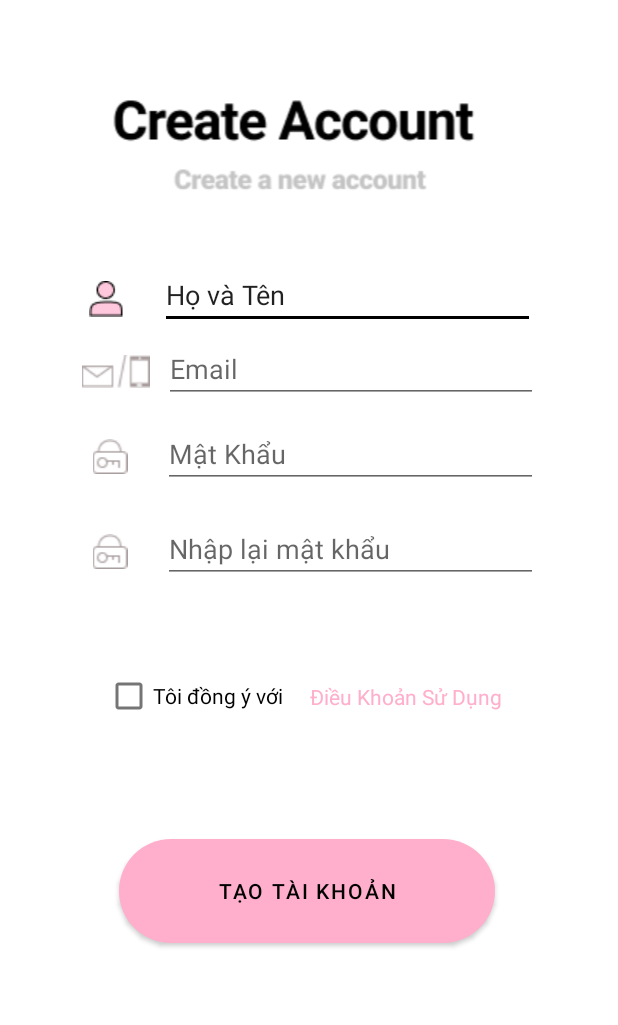
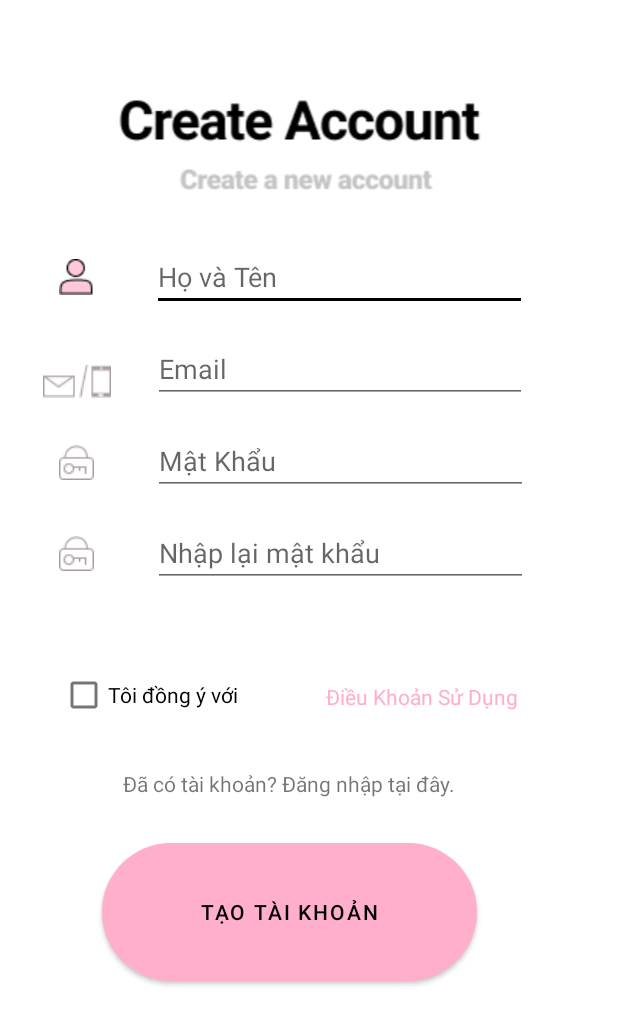
Before and after one commit to nvhieu-04/android-b4u, an Android app: the layout activity_create_account.xml on its own in the app's theme, with its tools: preview values and no code run, on a phone screen of 412 x 824 dp. Shown: the top 1025 px of the screen. Run offline under Robolectric (Android 15) with nearby library versions, the phone set to English and light mode, and no system bars.

Commit message:
chỉnh sửa

```diff
--- a/app/src/main/AndroidManifest.xml
+++ b/app/src/main/AndroidManifest.xml
@@ -10,10 +10,10 @@
         android:supportsRtl="true"
         android:theme="@style/Theme.B4u">
         <activity
-            android:name=".CreateAccountActivity"
+            android:name=".LoginActivity"
             android:exported="true" />
         <activity
-            android:name=".LoginActivity"
+            android:name=".MainActivity"
             android:exported="true" />
         <activity
             android:name=".IntroActivity"
@@ -28,7 +28,7 @@
             android:name=".Product_details"
             android:exported="false" />
         <activity
-            android:name=".MainActivity"
+            android:name=".CreateAccountActivity"
             android:exported="true">
             <intent-filter>
                 <action android:name="android.intent.action.MAIN" />
--- a/app/src/main/java/com/example/b4u/CreateAccountActivity.java
+++ b/app/src/main/java/com/example/b4u/CreateAccountActivity.java
@@ -21,7 +21,7 @@ import com.google.firebase.auth.FirebaseAuth;
 public class CreateAccountActivity extends AppCompatActivity {
     EditText fEmail,fName,fPassword,fPasswordAgain;
     Button btnLogin;
-    TextView fTerm;
+    TextView fTerm,fLogin;
     FirebaseAuth firebaseAuth;
     CheckBox fcheckBox;
     @Override
@@ -37,13 +37,21 @@ public class CreateAccountActivity extends AppCompatActivity {
         btnLogin = findViewById(R.id.login_button);
         fTerm = findViewById(R.id.textForgetPassword);
         fcheckBox = findViewById(R.id.checkBox);
+        fLogin = findViewById(R.id.loginScreen);
         firebaseAuth =FirebaseAuth.getInstance();
+
+
         if(firebaseAuth.getCurrentUser() != null)
         {
             startActivity(new Intent(getApplicationContext(),MainActivity.class));
             finish();
         }
-
+        fLogin.setOnClickListener(new View.OnClickListener() {
+            @Override
+            public void onClick(View view) {
+                startActivity(new Intent(getApplicationContext(),LoginActivity.class));
+            }
+        });
         btnLogin.setOnClickListener(new View.OnClickListener() {
             @Override
             public void onClick(View view) {
@@ -62,7 +70,7 @@ public class CreateAccountActivity extends AppCompatActivity {
                 {
                     fPassword.setError("Mật khẩu phải có trên 6 kí tự");
                 }
-                if(password != passwordCheck)
+                if(!password.equals(passwordCheck))
                 {
                     fPassword.setError("Mật khẩu bạn nhập phải trùng nhau");
                 }
@@ -77,7 +85,7 @@ public class CreateAccountActivity extends AppCompatActivity {
 
                         }
                         else {
-                            Toast.makeText(CreateAccountActivity.this,"Lỗi",Toast.LENGTH_SHORT).show();
+                            Toast.makeText(CreateAccountActivity.this,"Lỗi hoặc tài khoản bạn tạo đã tồn tại",Toast.LENGTH_SHORT).show();
                         }
                     }
                 });
--- a/app/src/main/java/com/example/b4u/ThirdFragment.java
+++ b/app/src/main/java/com/example/b4u/ThirdFragment.java
@@ -1,5 +1,6 @@
 package com.example.b4u;
 
+import android.content.Intent;
 import android.os.Bundle;
 
 import androidx.appcompat.app.ActionBar;
@@ -9,6 +10,9 @@ import androidx.fragment.app.Fragment;
 import android.view.LayoutInflater;
 import android.view.View;
 import android.view.ViewGroup;
+import android.widget.Button;
+
+import com.google.firebase.auth.FirebaseAuth;
 
 /**
  * A simple {@link Fragment} subclass.
@@ -47,7 +51,7 @@ public class ThirdFragment extends Fragment {
         fragment.setArguments(args);
         return fragment;
     }
-
+    Button btn_SignOut;
     @Override
     public void onCreate(Bundle savedInstanceState) {
         super.onCreate(savedInstanceState);
@@ -61,6 +65,17 @@ public class ThirdFragment extends Fragment {
     public View onCreateView(LayoutInflater inflater, ViewGroup container,
                              Bundle savedInstanceState) {
         // Inflate the layout for this fragment
-        return inflater.inflate(R.layout.fragment_third, container, false);
+       View v = inflater.inflate(R.layout.fragment_third, container, false);
+       btn_SignOut = v.findViewById(R.id.btnSignOut);
+       btn_SignOut.setOnClickListener(new View.OnClickListener() {
+           @Override
+           public void onClick(View view) {
+               FirebaseAuth.getInstance().signOut();
+               Intent intent = new Intent(getActivity().getApplication(),LoginActivity.class);
+               startActivity(intent);
+           }
+       });
+       return v;
     }
+
 }
--- a/app/src/main/res/layout/activity_create_account.xml
+++ b/app/src/main/res/layout/activity_create_account.xml
@@ -1,46 +1,35 @@
 <?xml version="1.0" encoding="utf-8"?>
-<RelativeLayout xmlns:android="http://schemas.android.com/apk/res/android"
+<androidx.constraintlayout.widget.ConstraintLayout xmlns:android="http://schemas.android.com/apk/res/android"
     xmlns:app="http://schemas.android.com/apk/res-auto"
+    xmlns:tools="http://schemas.android.com/tools"
     android:layout_width="match_parent"
     android:layout_height="match_parent">
-
-    <RelativeLayout
-        android:layout_width="match_parent"
-        android:layout_height="match_parent"
-        android:layout_centerHorizontal="true"
-        android:layout_marginLeft="40dp"
-        android:layout_marginRight="40dp">
-
-
-        <RelativeLayout
-            android:id="@+id/logo_layout"
-            android:layout_width="match_parent"
-            android:layout_height="550dp">
 
 
     <ImageView
         android:id="@+id/intro_image"
         android:layout_width="match_parent"
         android:layout_height="wrap_content"
+        android:layout_marginStart="8dp"
         android:layout_marginTop="60dp"
+        app:layout_constraintEnd_toEndOf="parent"
+        app:layout_constraintStart_toStartOf="parent"
+        app:layout_constraintTop_toTopOf="parent"
         app:srcCompat="@drawable/create_account" />
 
-            <RelativeLayout
-                android:id="@+id/user_name_layout"
-                android:layout_width="match_parent"
-                android:layout_height="wrap_content"
-                android:layout_below="@id/intro_image"
-                android:layout_marginTop="40dp">
 
     <EditText
         android:id="@+id/editTextTextPersonName"
         android:layout_width="250dp"
         android:layout_height="wrap_content"
         android:layout_alignParentEnd="true"
-                    android:layout_marginEnd="15dp"
-                    android:ems="10"
+        android:layout_marginStart="32dp"
+        android:layout_marginTop="28dp"
+        android:hint="Họ và Tên"
         android:inputType="textPersonName"
-                    android:text="Họ và Tên" />
+        app:layout_constraintEnd_toEndOf="parent"
+        app:layout_constraintStart_toStartOf="@+id/intro_image"
+        app:layout_constraintTop_toBottomOf="@+id/intro_image" />
 
     <ImageView
         android:id="@+id/imageView4"
@@ -48,21 +37,11 @@
         android:layout_height="wrap_content"
         android:layout_alignParentStart="true"
         android:layout_alignParentTop="true"
-                    android:layout_marginStart="19dp"
-                    android:layout_marginTop="13dp"
-                    android:layout_marginEnd="19dp"
-                    android:layout_marginBottom="8dp"
+        app:layout_constraintBottom_toBottomOf="@+id/editTextTextPersonName"
+        app:layout_constraintEnd_toStartOf="@+id/editTextTextPersonName"
+        app:layout_constraintStart_toStartOf="parent"
+        app:layout_constraintTop_toTopOf="@+id/editTextTextPersonName"
         app:srcCompat="@drawable/human" />
-
-            </RelativeLayout>
-
-            <RelativeLayout
-                android:id="@+id/email_edit_text"
-                android:layout_width="match_parent"
-                android:layout_height="wrap_content"
-                android:layout_below="@+id/user_name_layout"
-                android:gravity="left">
-
 
     <EditText
         android:id="@+id/editTextEmail"
@@ -70,14 +49,15 @@
         android:layout_height="wrap_content"
         android:layout_alignParentTop="true"
         android:layout_alignParentEnd="true"
-                    android:layout_marginStart="65dp"
-                    android:layout_marginTop="4dp"
-                    android:layout_marginEnd="13dp"
-                    android:layout_marginBottom="0dp"
+        android:layout_marginTop="16dp"
         android:ems="10"
         android:hint="Email"
         android:inputType="textPersonName"
-                    android:textColor="@color/silver" />
+        android:textColor="@color/silver"
+        app:layout_constraintEnd_toEndOf="@+id/editTextTextPersonName"
+        app:layout_constraintHorizontal_bias="1.0"
+        app:layout_constraintStart_toStartOf="@+id/editTextTextPersonName"
+        app:layout_constraintTop_toBottomOf="@+id/editTextTextPersonName" />
 
     <ImageView
         android:id="@+id/imageView6"
@@ -86,21 +66,12 @@
         android:layout_alignTop="@+id/editTextEmail"
         android:layout_alignParentStart="true"
         android:layout_alignParentEnd="true"
-                    android:layout_marginStart="12dp"
-                    android:layout_marginTop="13dp"
-                    android:layout_marginEnd="270dp"
+        android:layout_marginTop="16dp"
+        app:layout_constraintBottom_toBottomOf="@+id/editTextEmail"
+        app:layout_constraintEnd_toStartOf="@+id/editTextEmail"
+        app:layout_constraintStart_toStartOf="parent"
+        app:layout_constraintTop_toTopOf="@+id/editTextEmail"
         app:srcCompat="@drawable/mail" />
-
-
-            </RelativeLayout>
-
-            <RelativeLayout
-                android:id="@+id/enter_pass_layout"
-                android:layout_width="match_parent"
-                android:layout_height="wrap_content"
-                android:layout_below="@id/email_edit_text"
-                android:gravity="center">
-
 
     <EditText
         android:id="@+id/editTextPassword"
@@ -108,34 +79,26 @@
         android:layout_height="wrap_content"
         android:layout_alignParentTop="true"
         android:layout_alignParentEnd="true"
-                    android:layout_marginTop="11dp"
-                    android:layout_marginEnd="13dp"
-                    android:layout_marginBottom="2dp"
+        android:layout_marginTop="16dp"
         android:ems="10"
         android:hint="Mật Khẩu"
-                    android:inputType="textPassword" />
+        android:inputType="textPassword"
+        app:layout_constraintEnd_toEndOf="@+id/editTextEmail"
+        app:layout_constraintHorizontal_bias="0.0"
+        app:layout_constraintStart_toStartOf="@+id/editTextEmail"
+        app:layout_constraintTop_toBottomOf="@+id/editTextEmail" />
 
     <ImageView
         android:id="@+id/imageView5"
         android:layout_width="35dp"
         android:layout_height="wrap_content"
         android:layout_alignParentStart="true"
-                    android:layout_marginStart="16dp"
-                    android:layout_marginTop="24dp"
-                    android:layout_marginEnd="18dp"
-                    android:layout_marginBottom="16dp"
         android:layout_toStartOf="@+id/editTextPassword"
+        app:layout_constraintBottom_toBottomOf="@+id/editTextConfirmPassword"
+        app:layout_constraintEnd_toStartOf="@+id/editTextConfirmPassword"
+        app:layout_constraintStart_toStartOf="parent"
+        app:layout_constraintTop_toTopOf="@+id/editTextConfirmPassword"
         app:srcCompat="@drawable/lock" />
-
-            </RelativeLayout>
-
-            <RelativeLayout
-                android:id="@+id/confirm_pass_layout"
-                android:layout_width="match_parent"
-                android:layout_height="wrap_content"
-                android:layout_below="@id/enter_pass_layout"
-                android:gravity="center">
-
 
     <EditText
         android:id="@+id/editTextConfirmPassword"
@@ -143,23 +106,26 @@
         android:layout_height="wrap_content"
         android:layout_alignParentTop="true"
         android:layout_alignParentEnd="true"
-                    android:layout_marginTop="11dp"
-                    android:layout_marginEnd="13dp"
-                    android:layout_marginBottom="2dp"
+        android:layout_marginTop="16dp"
         android:ems="10"
         android:hint="Nhập lại mật khẩu"
-                    android:inputType="textPassword" />
+        android:inputType="textPassword"
+        app:layout_constraintEnd_toEndOf="@+id/editTextPassword"
+        app:layout_constraintHorizontal_bias="1.0"
+        app:layout_constraintStart_toStartOf="@+id/editTextPassword"
+        app:layout_constraintTop_toBottomOf="@+id/editTextPassword" />
 
     <ImageView
         android:id="@+id/image_lock"
         android:layout_width="35dp"
         android:layout_height="wrap_content"
         android:layout_alignParentStart="true"
-                    android:layout_marginStart="16dp"
-                    android:layout_marginTop="24dp"
-                    android:layout_marginEnd="18dp"
-                    android:layout_marginBottom="16dp"
         android:layout_toStartOf="@+id/editTextConfirmPassword"
+        app:layout_constraintBottom_toBottomOf="@+id/editTextPassword"
+        app:layout_constraintEnd_toStartOf="@+id/editTextPassword"
+        app:layout_constraintStart_toStartOf="parent"
+        app:layout_constraintTop_toTopOf="@+id/editTextPassword"
+        app:layout_constraintVertical_bias="0.545"
         app:srcCompat="@drawable/lock" />
 
     <CheckBox
@@ -169,11 +135,11 @@
         android:layout_below="@+id/editTextConfirmPassword"
         android:layout_alignParentStart="true"
         android:layout_alignParentEnd="true"
-                    android:layout_marginStart="30dp"
-                    android:layout_marginTop="49dp"
-                    android:layout_marginEnd="156dp"
-                    android:layout_marginBottom="-55dp"
-                    android:text="Tôi đồng ý với " />
+        android:layout_marginTop="48dp"
+        android:text="Tôi đồng ý với "
+        app:layout_constraintEnd_toStartOf="@+id/textForgetPassword"
+        app:layout_constraintStart_toStartOf="@+id/imageView5"
+        app:layout_constraintTop_toBottomOf="@+id/editTextConfirmPassword" />
 
     <TextView
         android:id="@+id/textForgetPassword"
@@ -181,34 +147,39 @@
         android:layout_height="wrap_content"
         android:layout_below="@+id/editTextConfirmPassword"
         android:layout_alignParentEnd="true"
-                    android:layout_marginTop="64dp"
-                    android:layout_marginEnd="37dp"
 
+        android:layout_marginStart="24dp"
+        android:layout_marginTop="63dp"
         android:text="Điều Khoản Sử Dụng"
-                    android:textColor="@color/colorPrimary" />
-
-
-            </RelativeLayout>
-
-
-        </RelativeLayout>
+        android:textColor="@color/colorPrimary"
+        app:layout_constraintEnd_toEndOf="@+id/editTextConfirmPassword"
+        app:layout_constraintStart_toEndOf="@+id/checkBox"
+        app:layout_constraintTop_toBottomOf="@+id/editTextConfirmPassword" />
 
     <Button
         android:id="@+id/login_button"
         android:layout_width="250dp"
         android:layout_height="92dp"
-            android:layout_below="@+id/logo_layout"
         android:layout_alignParentStart="true"
         android:layout_alignParentEnd="true"
         android:layout_alignParentBottom="true"
-            android:layout_marginStart="39dp"
-            android:layout_marginTop="9dp"
-            android:layout_marginEnd="42dp"
-            android:layout_marginBottom="195dp"
+        android:layout_marginTop="30dp"
         android:background="@drawable/custom_button_login"
         android:text="Tạo Tài Khoản"
-            android:textColor="@color/black" />
+        android:textColor="@color/black"
+        app:layout_constraintEnd_toEndOf="@+id/loginScreen"
+        app:layout_constraintStart_toStartOf="@+id/loginScreen"
+        app:layout_constraintTop_toBottomOf="@+id/loginScreen" />
 
-    </RelativeLayout>
+    <TextView
+        android:id="@+id/loginScreen"
+        android:layout_width="wrap_content"
+        android:layout_height="wrap_content"
+        android:layout_marginTop="25dp"
+        android:text="Đã có tài khoản? Đăng nhập tại đây."
+        app:layout_constraintEnd_toEndOf="@+id/textForgetPassword"
+        app:layout_constraintStart_toStartOf="@+id/checkBox"
+        app:layout_constraintTop_toBottomOf="@+id/checkBox" />
 
-</RelativeLayout>
+
+</androidx.constraintlayout.widget.ConstraintLayout>
--- a/app/src/main/res/layout/activity_login.xml
+++ b/app/src/main/res/layout/activity_login.xml
@@ -64,8 +64,8 @@
                 android:layout_marginEnd="34dp"
                 android:layout_marginBottom="0dp"
                 android:ems="10"
+                android:hint="Địa chỉ Email"
                 android:inputType="textPersonName"
-                android:text="Email/Phone"
                 android:textColor="@color/silver" />
 
             <ImageView
@@ -91,7 +91,7 @@
                 android:layout_marginEnd="31dp"
                 android:layout_marginBottom="2dp"
                 android:ems="10"
-                android:hint="Password"
+                android:hint="Mật khẩu"
                 android:inputType="textPassword" />
 
             <ImageView
@@ -175,7 +175,7 @@
                 android:layout_alignParentEnd="true"
                 android:layout_marginStart="174dp"
                 android:layout_marginEnd="22dp"
-                android:text="Create a new account"
+                android:text="Tạo tài khoản"
                 android:textColor="@color/colorPrimary">
 
             </TextView>
--- a/app/src/main/res/layout/fragment_third.xml
+++ b/app/src/main/res/layout/fragment_third.xml
@@ -49,7 +49,7 @@
         android:layout_height="wrap_content"
         android:layout_marginTop="124dp"
         android:background="@drawable/button_background"
-        android:text="Purchased order"
+        android:text="Sản phẩm đã mua"
         app:layout_constraintEnd_toEndOf="parent"
         app:layout_constraintStart_toStartOf="parent"
         app:layout_constraintTop_toBottomOf="@+id/textView3" />
@@ -60,7 +60,7 @@
         android:layout_height="wrap_content"
         android:layout_marginTop="20dp"
         android:background="@drawable/button_background"
-        android:text="Shipping"
+        android:text="Đang Giao"
         app:layout_constraintEnd_toEndOf="parent"
         app:layout_constraintStart_toStartOf="parent"
         app:layout_constraintTop_toBottomOf="@+id/button" />
@@ -77,12 +77,13 @@
         app:layout_constraintTop_toBottomOf="@+id/button2" />
 
     <Button
-        android:id="@+id/button4"
+        android:id="@+id/btnSignOut"
         android:layout_width="wrap_content"
         android:layout_height="wrap_content"
+        android:layout_marginTop="20dp"
         android:background="@drawable/button_background"
-        android:text="Sign out"
-        android:layout_marginTop="20dp"
+        android:text="Đăng Xuất"
+        android:onClick="logout"
         app:layout_constraintEnd_toEndOf="parent"
         app:layout_constraintStart_toStartOf="parent"
         app:layout_constraintTop_toBottomOf="@+id/button3" />
```
Lines whose indentation alone changed are shown as unchanged.
